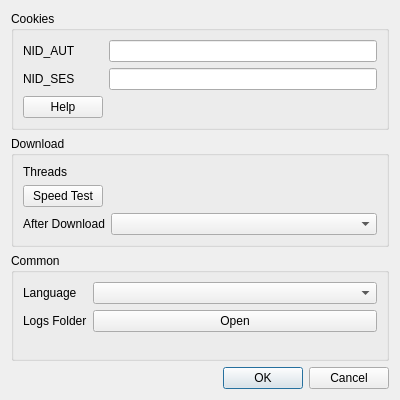
Before: the Qt Designer form ui/settingDialog.ui in honey720/chzzk-vod-downloader-v2, drawn with Qt 5.
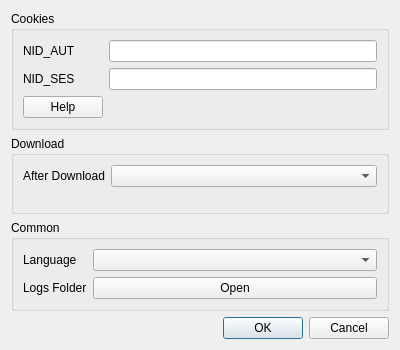
After: the same form once the commit is applied.

Commit message: refactor: remove speed test functionality and related UI elements

```diff
--- a/ui/settingDialog.ui
+++ b/ui/settingDialog.ui
@@ -7,7 +7,7 @@
     <x>0</x>
     <y>0</y>
     <width>400</width>
-    <height>400</height>
+    <height>350</height>
    </rect>
   </property>
   <property name="windowTitle">
@@ -77,37 +77,13 @@
        </property>
        <layout class="QFormLayout" name="formLayout">
         <item row="0" column="0">
-         <widget class="QLabel" name="threadsLabel">
-          <property name="text">
-           <string>Threads</string>
-          </property>
-         </widget>
-        </item>
-        <item row="0" column="1">
-         <widget class="QLabel" name="threads"/>
-        </item>
-        <item row="1" column="0">
-         <widget class="QPushButton" name="testButton">
-          <property name="text">
-           <string>Speed Test</string>
-          </property>
-         </widget>
-        </item>
-        <item row="1" column="1">
-         <spacer name="downloadSpacer">
-          <property name="orientation">
-           <enum>Qt::Orientation::Horizontal</enum>
-          </property>
-         </spacer>
-        </item>
-        <item row="2" column="0">
          <widget class="QLabel" name="afterDownloadLabel">
           <property name="text">
            <string>After Download</string>
           </property>
          </widget>
         </item>
-        <item row="2" column="1">
+        <item row="0" column="1">
          <widget class="QComboBox" name="afterDownload"/>
         </item>
        </layout>
```
The commit also changes 10 other files.
